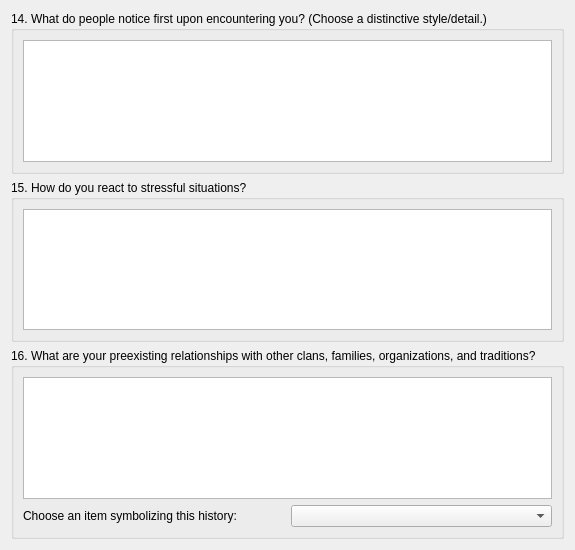
Qt form PaperBlossoms/ui/newcharwizardpage5.ui (dashnine/PaperBlossoms) before a commit.
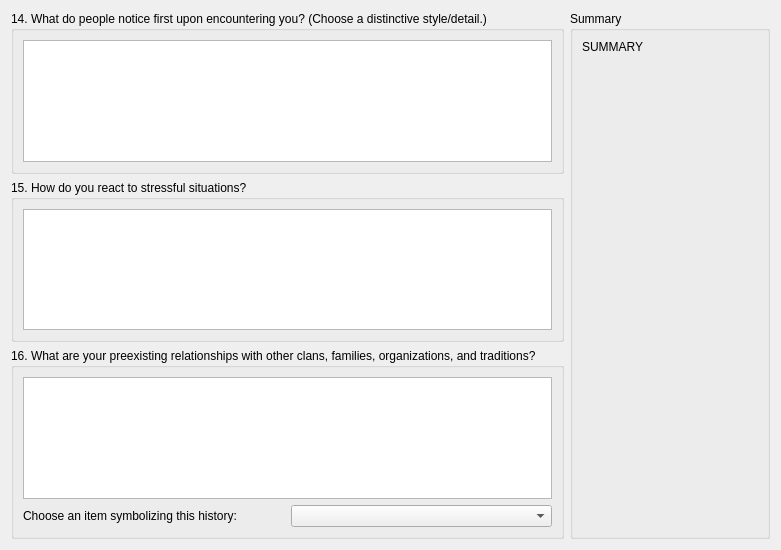
The same form after that commit.

The edit to the form file:
```diff
--- a/PaperBlossoms/ui/newcharwizardpage5.ui
+++ b/PaperBlossoms/ui/newcharwizardpage5.ui
@@ -6,15 +6,15 @@
    <rect>
     <x>0</x>
     <y>0</y>
-    <width>515</width>
+    <width>721</width>
     <height>550</height>
    </rect>
   </property>
   <property name="windowTitle">
    <string>WizardPage</string>
   </property>
-  <layout class="QVBoxLayout" name="verticalLayout">
-   <item>
+  <layout class="QGridLayout" name="gridLayout_2">
+   <item row="0" column="0">
     <widget class="QGroupBox" name="groupBox">
      <property name="title">
       <string>14. What do people notice first upon encountering you? (Choose a distinctive style/detail.)</string>
@@ -30,7 +30,47 @@
      </layout>
     </widget>
    </item>
-   <item>
+   <item row="0" column="1" rowspan="3">
+    <widget class="QGroupBox" name="groupBox_4">
+     <property name="sizePolicy">
+      <sizepolicy hsizetype="Fixed" vsizetype="Preferred">
+       <horstretch>0</horstretch>
+       <verstretch>0</verstretch>
+      </sizepolicy>
+     </property>
+     <property name="minimumSize">
+      <size>
+       <width>200</width>
+       <height>0</height>
+      </size>
+     </property>
+     <property name="maximumSize">
+      <size>
+       <width>200</width>
+       <height>16777215</height>
+      </size>
+     </property>
+     <property name="title">
+      <string>Summary</string>
+     </property>
+     <layout class="QVBoxLayout" name="verticalLayout">
+      <item>
+       <widget class="QLabel" name="summary_label">
+        <property name="text">
+         <string>SUMMARY</string>
+        </property>
+        <property name="alignment">
+         <set>Qt::AlignLeading|Qt::AlignLeft|Qt::AlignTop</set>
+        </property>
+        <property name="wordWrap">
+         <bool>true</bool>
+        </property>
+       </widget>
+      </item>
+     </layout>
+    </widget>
+   </item>
+   <item row="1" column="0">
     <widget class="QGroupBox" name="groupBox_2">
      <property name="title">
       <string>15. How do you react to stressful situations?</string>
@@ -46,7 +86,7 @@
      </layout>
     </widget>
    </item>
-   <item>
+   <item row="2" column="0">
     <widget class="QGroupBox" name="groupBox_3">
      <property name="title">
       <string>16. What are your preexisting relationships with other clans, families, organizations, and traditions?</string>
```
